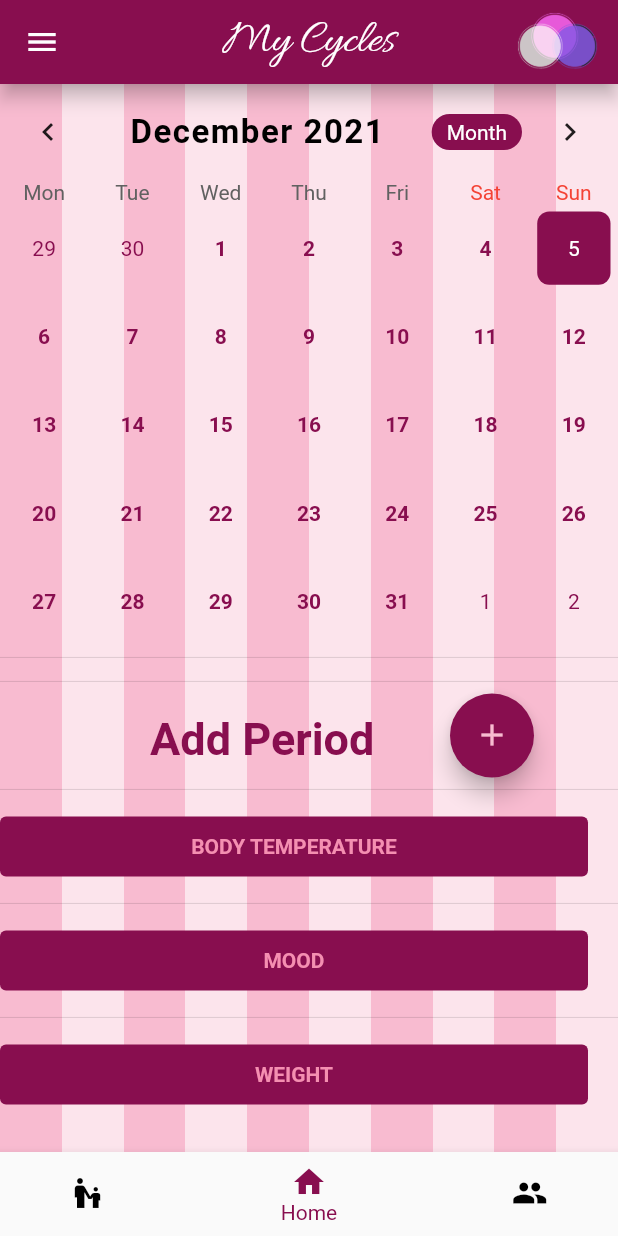
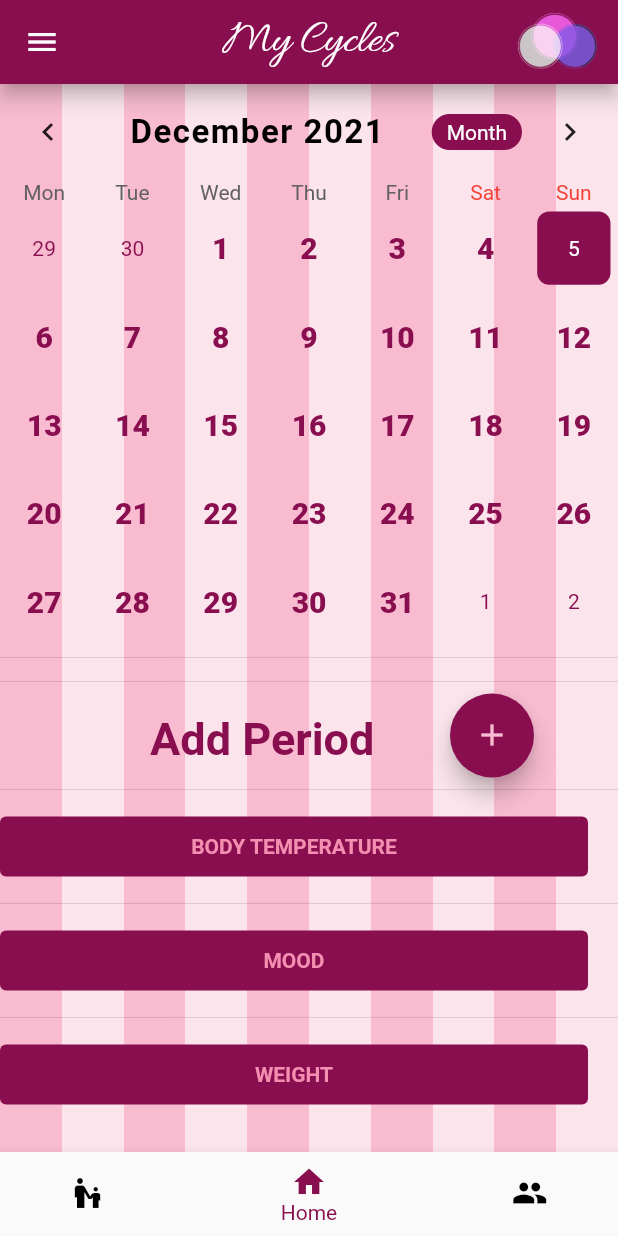
Before and after one commit to poojakaulgud/MyCycles, a Flutter app: the screen it shows after launch, on a phone screen of 412 x 824 dp. Run offline on Flutter 3.47's test engine with Material 2 defaults, Android fonts, the phone set to English and light mode, and no system bars; drawn by our look-alikes of table_calendar; our stand-ins replace cloud_firestore, firebase_core, flutter_rating_bar, readmore; missing offline and left inert: contactus; accounts and stored records are empty.

```diff
--- a/lib/feedback.dart
+++ b/lib/feedback.dart
@@ -2,6 +2,8 @@
 import 'package:flutter/material.dart';
 import 'package:my_cycles/main.dart';
 import 'package:flutter_rating_bar/flutter_rating_bar.dart';
+import 'package:cloud_firestore/cloud_firestore.dart';
+import 'package:firebase_core/firebase_core.dart';
 
 void main() async {
   runApp(
@@ -112,14 +114,16 @@ class _FormUIState extends State<FormUI> {
   int rate = 0;
   String reason = 'lorem ipsum';
   String comments = 'shuwbjqndqscisqmcqpmxqwmxiw';
+  DateTime currentDate = DateTime.now();
 
   _sendData() async {
-    fsi.collection('feedback').add({
+    FirebaseFirestore.instance.collection('feedback').add({
       "Name": name,
       "Age": age,
       "Rate": rate,
       "Reason": reason,
       "Comments": comments,
+      "Date": currentDate,
     }).then((value) {
       print(value.id);
       final snackBar = SnackBar(
--- a/lib/main.dart
+++ b/lib/main.dart
@@ -17,8 +17,13 @@ FirebaseFirestore fsi = FirebaseFirestore.instance;
 const magenta = const Color(0x8e3a59);
 int _currentIndex = 1;
 int _pageIndex = 1;
+
+var startDates = [];
+var endDates = [];
+Map<String, dynamic> map;
+Map<String, dynamic> selectedDateValue;
 void main() async {
-  // await Firebase.initializeApp();
+  await Firebase.initializeApp();
   runApp(
     MaterialApp(
       debugShowCheckedModeBanner: false,
@@ -64,6 +69,45 @@ class _MyCycleState extends State<MyCycles> {
     super.initState();
     _controller = CalendarController();
     initializeFlutterFire();
+    _getPeriodData();
+  }
+
+  _getPeriodData() async {
+    FirebaseFirestore.instance
+        .collection("periodinfo")
+        .get()
+        .then((querySnapshot) {
+      querySnapshot.docs.forEach((result) {
+        print(result.data());
+        map = result.data();
+        selectedDateValue = map['Selected Date'];
+        var temp1 = DateFormat('yyyy-MM-dd').parse(selectedDateValue['start']);
+        startDates.add(temp1);
+        var temp2 = DateFormat('yyyy-MM-dd').parse(selectedDateValue['end']);
+        endDates.add(temp2);
+        print(startDates);
+        print(endDates);
+      });
+    });
+  }
+
+  _getStartDate() {
+    if (startDates.length > 0) {
+      print('here');
+      print(startDates[0]);
+      print(startDates);
+      return startDates[0];
+    } else {
+      return null;
+    }
+  }
+
+  _getEndDate() {
+    if (startDates.length > 0) {
+      return endDates[0];
+    } else {
+      return null;
+    }
   }
 
   @override
@@ -147,17 +191,28 @@ class _MyCycleState extends State<MyCycles> {
                 TableCalendar(
                   initialCalendarFormat: CalendarFormat.month,
                   weekendDays: [],
+                  startDay: _getStartDate(),
+                  endDay: _getEndDate(),
                   calendarStyle: CalendarStyle(
+                      unavailableStyle: TextStyle(
+                          color: Colors.black, fontWeight: FontWeight.bold),
                       weekendStyle: TextStyle(
-                          color: Colors.pink[900], fontWeight: FontWeight.bold),
+                        color: Colors.pink[900],
+                        fontSize: 20,
+                        fontWeight: FontWeight.w900,
+                      ),
                       outsideStyle: TextStyle(color: Colors.pink[900]),
                       outsideWeekendStyle: TextStyle(color: Colors.pink[900]),
                       weekdayStyle: TextStyle(
-                          color: Colors.pink[900], fontWeight: FontWeight.bold),
+                        color: Colors.pink[900],
+                        fontSize: 20,
+                        fontWeight: FontWeight.w900,
+                      ),
                       todayColor: Colors.pink[900],
-                      selectedColor: Theme.of(context).primaryColor,
+                      // selectedColor: Theme.of(context).primaryColor,
                       todayStyle: TextStyle(
                           fontWeight: FontWeight.bold,
+                          decorationStyle: TextDecorationStyle.wavy,
                           fontSize: 20.0,
                           color: Colors.white)),
                   headerStyle: HeaderStyle(
@@ -541,7 +596,7 @@ class _MyCycleState extends State<MyCycles> {
                 onPressed: () {
                   DateTime now = new DateTime.now();
                   String dateValue = formatter.format(now);
-                  fsi.collection(collection_name).add({
+                  FirebaseFirestore.instance.collection(collection_name).add({
                     "Value": valueText,
                     "Date": dateValue,
                   }).then((value) {
```
Also changed, not shown: lib/addPeriod.dart (+5 -3 lines), lib/myinfo.dart (+7 -1 lines).
